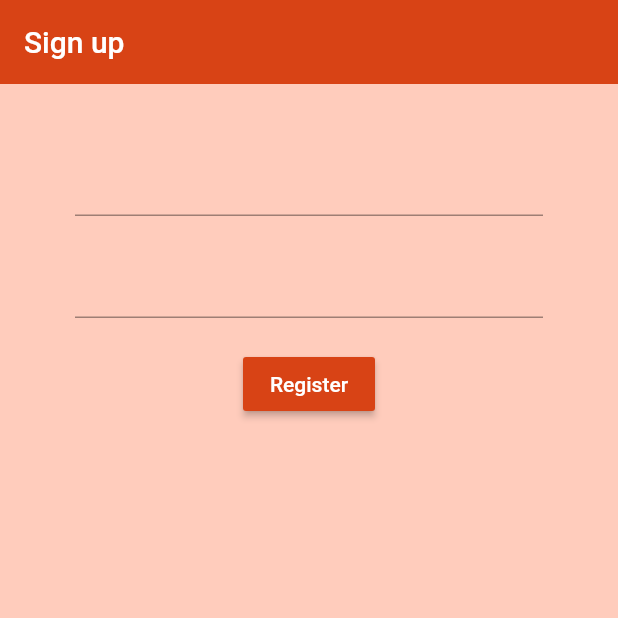
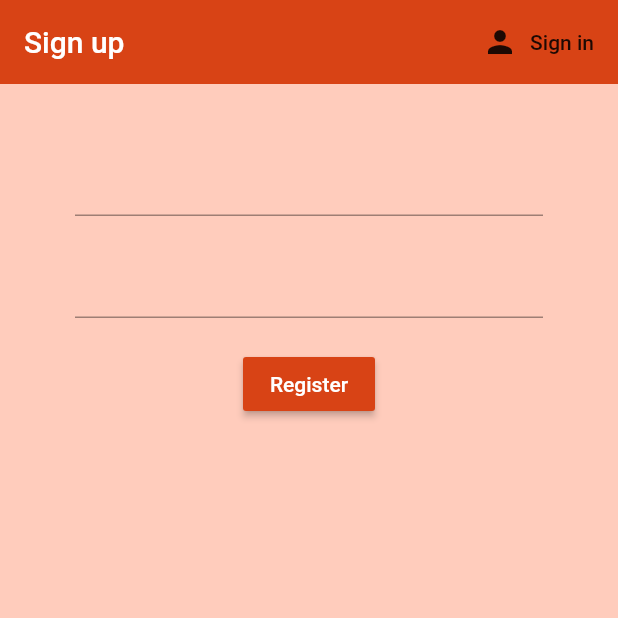
Before and after one commit to VikaKhusti/eng_app, a Flutter app: the screen it shows after launch, after a tap on "Register", on a phone screen of 412 x 824 dp, the top half of it. Run offline on Flutter 3.47's test engine with Material 2 defaults, Android fonts, the phone set to English and light mode, and no system bars; our stand-ins replace firebase_auth; accounts and stored records are empty.

Commit message:
register user with email & password

```diff
--- a/lib/screens/authenticate/authenticate.dart
+++ b/lib/screens/authenticate/authenticate.dart
@@ -8,10 +8,18 @@
 }
 
 class _AuthenticateState extends State<Authenticate> {
+
+  bool showSignIn = true;
+  void toggleView() {
+    setState(() => showSignIn = !showSignIn);
+  }
+
   @override
   Widget build(BuildContext context) {
-    return Container(
-      child: Register(),
-    );
+    if(showSignIn) {
+      return SignIn(toggleView: toggleView);
+    } else {
+      return Register(toggleView: toggleView);
+    }
   }
 }
--- a/lib/screens/authenticate/register.dart
+++ b/lib/screens/authenticate/register.dart
@@ -2,6 +2,10 @@
 import 'package:engapp/services/auth.dart';
 
 class Register extends StatefulWidget {
+
+  final Function toggleView;
+  Register({this.toggleView});
+
   @override
   _RegisterState createState() => _RegisterState();
 }
@@ -9,10 +13,12 @@
 class _RegisterState extends State<Register> {
 
   final AuthService _auth = AuthService();
+  final _formKey = GlobalKey<FormState>();
 
   //text field state
   String email = '';
   String password = '';
+  String error = '';
 
   @override
   Widget build(BuildContext context) {
@@ -22,14 +28,23 @@
         backgroundColor: Colors.deepOrange[800],
         elevation: 0.0,
         title: Text('Sign up'),
+        actions: <Widget>[
+          FlatButton.icon(
+              onPressed: () {widget.toggleView();},
+              icon: Icon(Icons.person),
+              label: Text('Sign in')
+          ),
+        ],
       ),
       body: Container(
         padding: EdgeInsets.symmetric(vertical: 20.0, horizontal: 50.0),
         child: Form(
+          key: _formKey,
           child: Column(
             children: <Widget>[
               SizedBox(height: 20.0),
               TextFormField(
+                validator: (val) => val.isEmpty ? 'Enter an email' : null,
                 onChanged: (val) {
                   setState(() => email = val );
                 },
@@ -37,6 +52,7 @@
               SizedBox(height: 20.0),
               TextFormField(
                 obscureText: true,
+                validator: (val) => val.length < 6 ? 'Enter a password 6+ chars long' : null,
                 onChanged: (val) {
                   setState(() => password = val );
                 },
@@ -49,10 +65,23 @@
                   style: TextStyle(color: Colors.white),
                 ),
                 onPressed: () async {
-                  print(email);
-                  print(password);
+                  if(_formKey.currentState.validate()) {
+                    dynamic result = await _auth.RegisterWithEmailAndPassword(
+                        email, password);
+                    if (result == null) {
+                      setState(() => error = 'Please, suply a valid email!');
+                    }
+                  }
                 },
               ),
+              SizedBox(height: 12.0),
+              Text(
+                error,
+                style: TextStyle(
+                  color: Colors.red,
+                  fontSize: 14.0,
+                ),
+              )
             ],
           ),
         ),
--- a/lib/screens/authenticate/sign_in.dart
+++ b/lib/screens/authenticate/sign_in.dart
@@ -2,6 +2,10 @@
 import 'package:flutter/material.dart';
 
 class SignIn extends StatefulWidget {
+
+  final Function toggleView;
+  SignIn({this.toggleView});
+
   @override
   _SignInState createState() => _SignInState();
 }
@@ -22,6 +26,13 @@
         backgroundColor: Colors.deepOrange[800],
         elevation: 0.0,
         title: Text('Sign in'),
+        actions: <Widget>[
+          FlatButton.icon(
+              onPressed: () {widget.toggleView();},
+              icon: Icon(Icons.person),
+              label: Text('Register')
+          ),
+        ],
       ),
     body: Container(
       padding: EdgeInsets.symmetric(vertical: 20.0, horizontal: 50.0),
```
Also changed, not shown: lib/services/auth.dart (+13 -0 lines).
